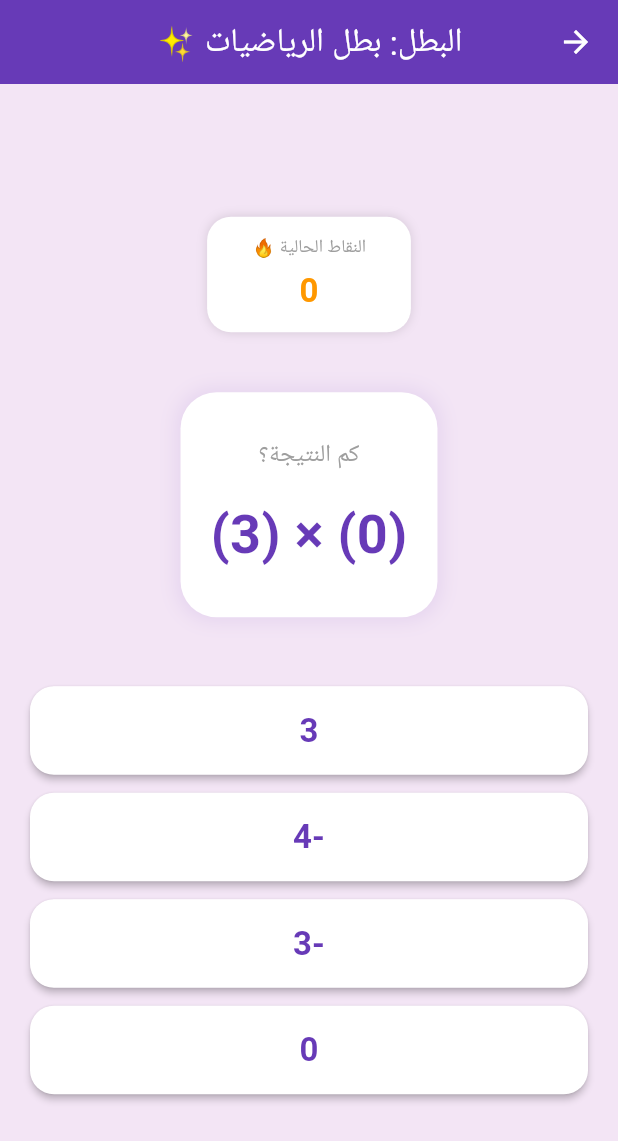
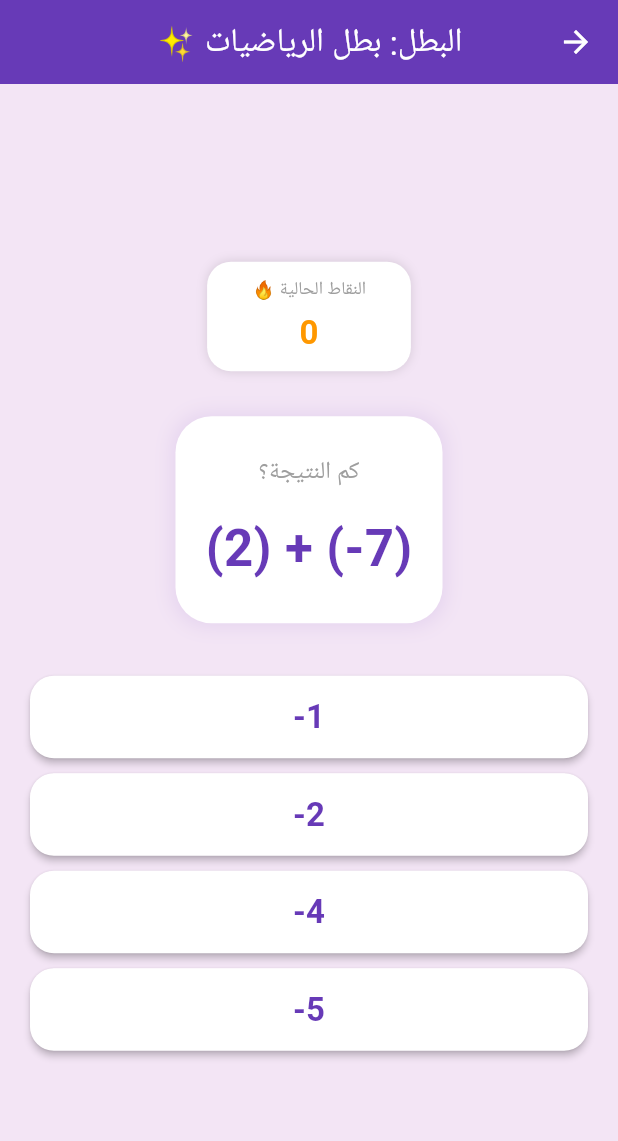
Before and after one commit to safasakaji-spec/math_marathon_app, a Flutter app: the screen it shows after launch, after a tap on "ابدأ الماراثون 🚀", on a phone screen of 412 x 824 dp. Shown: the top 1141 px of the screen. Run offline on Flutter 3.47's test engine with Material 3 defaults, Android fonts, the phone set to English and light mode, and no system bars; Roboto replaces fonts that are missing (Cairo).

Commit message:
Update main.dart

```diff
--- a/lib/main.dart
+++ b/lib/main.dart
@@ -30,10 +30,39 @@ class MathMarathonApp extends StatelessWidget {
   }
 }
 
-// تخزين بيانات اللاعب وأفضل سكور
-class UserData {
-  static String name = '';
-  static int bestScore = 0;
+// نموذج لحفظ بيانات اللاعبين وأعلى سكور لكل لاعب
+class PlayerScore {
+  String name;
+  int score;
+  PlayerScore({required this.name, required this.score});
+}
+
+class LeaderboardData {
+  // قائمة تحفظ جميع اللاعبين وأعلى سكور لهم
+  static List<PlayerScore> players = [];
+
+  static void updateScore(String name, int score) {
+    name = name.trim();
+    var existingPlayer = players.firstWhere(
+      (p) => p.name.toLowerCase() == name.toLowerCase(),
+      orElse: () => PlayerScore(name: '', score: -1),
+    );
+
+    if (existingPlayer.score == -1) {
+      players.add(PlayerScore(name: name, score: score));
+    } else {
+      if (score > existingPlayer.score) {
+        existingPlayer.score = score;
+      }
+    }
+    // ترتيب اللاعبين تنازلياً حسب أعلى سكور
+    players.sort((a, b) => b.score.compareTo(a.score));
+  }
+
+  // الحصول على أفضل 3 لاعبين
+  static List<PlayerScore> getTopPlayers() {
+    return players.take(3).toList();
+  }
 }
 
 class WelcomeScreen extends StatefulWidget {
@@ -48,41 +77,67 @@ class _WelcomeScreenState extends State<WelcomeScreen> {
 
   @override
   Widget build(BuildContext context) {
+    List<PlayerScore> topPlayers = LeaderboardData.getTopPlayers();
+
     return Scaffold(
       body: Center(
-        child: Padding(
+        child: SingleChildScrollView(
           padding: const EdgeInsets.all(24.0),
           child: Column(
             mainAxisAlignment: MainAxisAlignment.center,
             children: [
-              const Icon(Icons.calculate_rounded, size: 90, color: Colors.deepPurple),
-              const SizedBox(height: 16),
+              const Icon(Icons.calculate_rounded, size: 80, color: Colors.deepPurple),
+              const SizedBox(height: 12),
               const Text(
                 '🎮 ماراثون الرياضيات 🧠',
-                style: TextStyle(fontSize: 26, fontWeight: FontWeight.bold, color: Colors.deepPurple),
+                style: TextStyle(fontSize: 24, fontWeight: FontWeight.bold, color: Colors.deepPurple),
               ),
-              const SizedBox(height: 8),
+              const SizedBox(height: 6),
               const Text(
-                'تحدَّ نفسك في العمليات على الأعداد الصحيحة!',
-                style: TextStyle(fontSize: 14, color: Colors.grey),
+                'تحدَّ نفسك في العمليات على الأعداد الصحيحة والقسمة!',
+                style: TextStyle(fontSize: 13, color: Colors.grey),
                 textAlign: TextAlign.center,
               ),
-              if (UserData.name.isNotEmpty) ...[
-                const SizedBox(height: 20),
+              const SizedBox(height: 20),
+
+              // لوحة أفضل 3 أبطال
+              if (topPlayers.isNotEmpty) ...[
                 Container(
+                  width: double.infinity,
                   padding: const EdgeInsets.all(12),
                   decoration: BoxDecoration(
                     color: Colors.white,
-                    borderRadius: BorderRadius.circular(15),
+                    borderRadius: BorderRadius.circular(16),
                     boxShadow: [BoxShadow(color: Colors.black12, blurRadius: 4)],
                   ),
-                  child: Text(
-                    'آخر بطل: ${UserData.name} | أفضل سكور: 🏆 ${UserData.bestScore}',
-                    style: const TextStyle(fontSize: 16, fontWeight: FontWeight.bold, color: Colors.deepPurple),
+                  child: Column(
+                    children: [
+                      const Text(
+                        '🏆 لوحة الشرف (أفضل 3 أبطال)',
+                        style: TextStyle(fontSize: 15, fontWeight: FontWeight.bold, color: Colors.deepPurple),
+                      ),
+                      const Divider(),
+                      ...topPlayers.asMap().entries.map((entry) {
+                        int index = entry.key;
+                        var player = entry.value;
+                        String medal = index == 0 ? '🥇' : (index == 1 ? '🥈' : '🥉');
+                        return Padding(
+                          padding: const EdgeInsets.symmetric(vertical: 3.0),
+                          child: Row(
+                            mainAxisAlignment: MainAxisAlignment.spaceBetween,
+                            children: [
+                              Text('$medal ${player.name}', style: const TextStyle(fontWeight: FontWeight.bold)),
+                              Text('السكور: ${player.score}', style: const TextStyle(color: Colors.deepPurple, fontWeight: FontWeight.bold)),
+                            ],
+                          ),
+                        );
+                      }).toList(),
+                    ],
                   ),
                 ),
+                const SizedBox(height: 20),
               ],
-              const SizedBox(height: 30),
+
               TextField(
                 controller: _nameController,
                 decoration: InputDecoration(
@@ -93,7 +148,7 @@ class _WelcomeScreenState extends State<WelcomeScreen> {
                   prefixIcon: const Icon(Icons.person, color: Colors.deepPurple),
                 ),
               ),
-              const SizedBox(height: 24),
+              const SizedBox(height: 20),
               ElevatedButton(
                 style: ElevatedButton.styleFrom(
                   backgroundColor: Colors.deepPurple,
@@ -104,13 +159,12 @@ class _WelcomeScreenState extends State<WelcomeScreen> {
                 onPressed: () {
                   String name = _nameController.text.trim();
                   if (name.isEmpty) name = 'بطل الرياضيات';
-                  UserData.name = name;
-                  setState(() {});
+
                   Navigator.push(
                     context,
-                    MaterialPageRoute(builder: (context) => const GameScreen()),
+                    MaterialPageRoute(builder: (context) => GameScreen(userName: name)),
                   ).then((_) {
-                    setState(() {});
+                    setState(() {}); // تحديث لوحة الشرف عند العودة
                   });
                 },
                 child: const Text('ابدأ الماراثون 🚀', style: TextStyle(fontSize: 18, fontWeight: FontWeight.bold)),
@@ -124,7 +178,8 @@ class _WelcomeScreenState extends State<WelcomeScreen> {
 }
 
 class GameScreen extends StatefulWidget {
-  const GameScreen({Key? key}) : super(key: key);
+  final String userName;
+  const GameScreen({Key? key, required this.userName}) : super(key: key);
 
   @override
   State<GameScreen> createState() => _GameScreenState();
@@ -147,20 +202,28 @@ class _GameScreenState extends State<GameScreen> {
   }
 
   void _generateNewQuestion() {
-    num1 = _random.nextInt(30) - 15;
-    num2 = _random.nextInt(30) - 15;
-
-    List<String> ops = ['+', '-', '×'];
+    // إضافات العمليات تشمل الآن الجمع، الطرح، الضرب، والقسمة السهلة من جدول الضرب
+    List<String> ops = ['+', '-', '×', '÷'];
     operator = ops[_random.nextInt(ops.length)];
 
     if (operator == '+') {
+      num1 = _random.nextInt(30) - 15;
+      num2 = _random.nextInt(30) - 15;
       correctAnswer = num1 + num2;
     } else if (operator == '-') {
+      num1 = _random.nextInt(30) - 15;
+      num2 = _random.nextInt(30) - 15;
       correctAnswer = num1 - num2;
-    } else {
+    } else if (operator == '×') {
       num1 = _random.nextInt(12) - 6;
       num2 = _random.nextInt(12) - 6;
       correctAnswer = num1 * num2;
+    } else {
+      // أسئلة قسمة سهلة ونظيفة من جدول الضرب
+      num2 = _random.nextInt(10) + 1; // المقسوم عليه (بدون صفر)
+      int quotient = _random.nextInt(10) - 5; // الناتج
+      correctAnswer = quotient;
+      num1 = num2 * correctAnswer; // المقسوم ليقبل القسمة تماماً وبشكل سهل
     }
 
     Set<int> optionSet = {correctAnswer};
@@ -178,12 +241,10 @@ class _GameScreenState extends State<GameScreen> {
   void _checkAnswer(int selectedOption) {
     if (selectedOption == correctAnswer) {
       currentScore++;
-      if (currentScore > UserData.bestScore) {
-        UserData.bestScore = currentScore;
-      }
+      LeaderboardData.updateScore(widget.userName, currentScore);
       _generateNewQuestion();
     } else {
-      // الخسارة وإظهار رسالة التشجيع
+      LeaderboardData.updateScore(widget.userName, currentScore);
       _showGameOverDialog();
     }
   }
@@ -234,7 +295,7 @@ class _GameScreenState extends State<GameScreen> {
   Widget build(BuildContext context) {
     return Scaffold(
       appBar: AppBar(
-        title: Text('البطل: ${UserData.name} ✨'),
+        title: Text('البطل: ${widget.userName} ✨'),
         backgroundColor: Colors.deepPurple,
         foregroundColor: Colors.white,
         centerTitle: true,
@@ -250,9 +311,9 @@ class _GameScreenState extends State<GameScreen> {
                 _buildScoreCard('النقاط الحالية 🔥', '$currentScore', Colors.orange),
               ],
             ),
-            const SizedBox(height: 40),
+            const SizedBox(height: 30),
             Container(
-              padding: const EdgeInsets.symmetric(vertical: 30, horizontal: 20),
+              padding: const EdgeInsets.symmetric(vertical: 25, horizontal: 20),
               decoration: BoxDecoration(
                 color: Colors.white,
                 borderRadius: BorderRadius.circular(24),
@@ -264,20 +325,21 @@ class _GameScreenState extends State<GameScreen> {
                 children: [
                   const Text('كم النتيجة؟', style: TextStyle(color: Colors.grey, fontSize: 16)),
                   const SizedBox(height: 15),
-                  // ضبط اتجاه عرض السؤال ليكون من اليسار لليمين حصراً
+                  // ضبط اتجاه عرض السؤال ليكون من اليسار لليمين
                   Directionality(
                     textDirection: TextDirection.ltr,
                     child: Text(
                       '($num1) $operator ($num2)',
-                      style: const TextStyle(fontSize: 36, fontWeight: FontWeight.bold, color: Colors.deepPurple),
+                      style: const TextStyle(fontSize: 34, fontWeight: FontWeight.bold, color: Colors.deepPurple),
                     ),
                   ),
                 ],
               ),
             ),
-            const SizedBox(height: 40),
+            const SizedBox(height: 30),
+            // ضبط اتجاه الخيارات لتبدأ من اليسار (الإشارة السالبة والعدد)
             ...options.map((option) => Padding(
-              padding: const EdgeInsets.symmetric(vertical: 6.0),
+              padding: const EdgeInsets.symmetric(vertical: 5.0),
               child: SizedBox(
                 width: double.infinity,
                 child: ElevatedButton(
@@ -285,11 +347,14 @@ class _GameScreenState extends State<GameScreen> {
                     backgroundColor: Colors.white,
                     foregroundColor: Colors.deepPurple,
                     elevation: 2,
-                    padding: const EdgeInsets.symmetric(vertical: 14),
+                    padding: const EdgeInsets.symmetric(vertical: 12),
                     shape: RoundedRectangleBorder(borderRadius: BorderRadius.circular(16)),
                   ),
                   onPressed: () => _checkAnswer(option),
-                  child: Text('$option', style: const TextStyle(fontSize: 22, fontWeight: FontWeight.bold)),
+                  child: Directionality(
+                    textDirection: TextDirection.ltr,
+                    child: Text('$option', style: const TextStyle(fontSize: 22, fontWeight: FontWeight.bold)),
+                  ),
                 ),
               ),
             )).toList(),
@@ -301,7 +366,7 @@ class _GameScreenState extends State<GameScreen> {
 
   Widget _buildScoreCard(String title, String value, Color color) {
     return Container(
-      padding: const EdgeInsets.symmetric(horizontal: 30, vertical: 12),
+      padding: const EdgeInsets.symmetric(horizontal: 30, vertical: 10),
       decoration: BoxDecoration(
         color: Colors.white,
         borderRadius: BorderRadius.circular(16),
```
